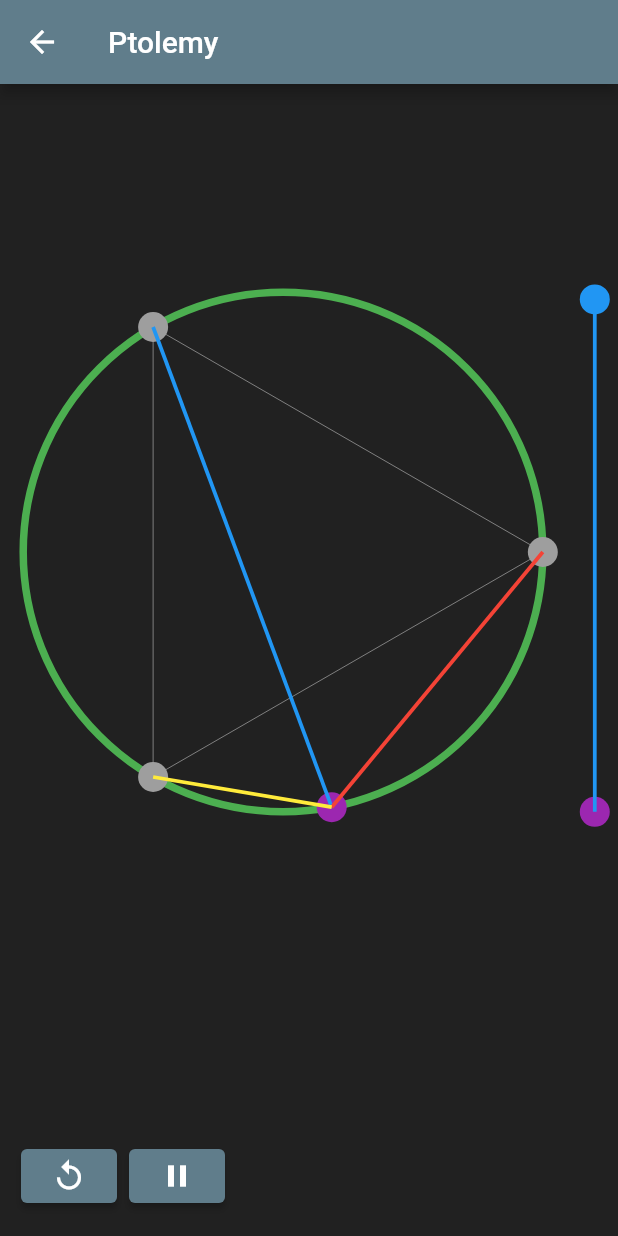
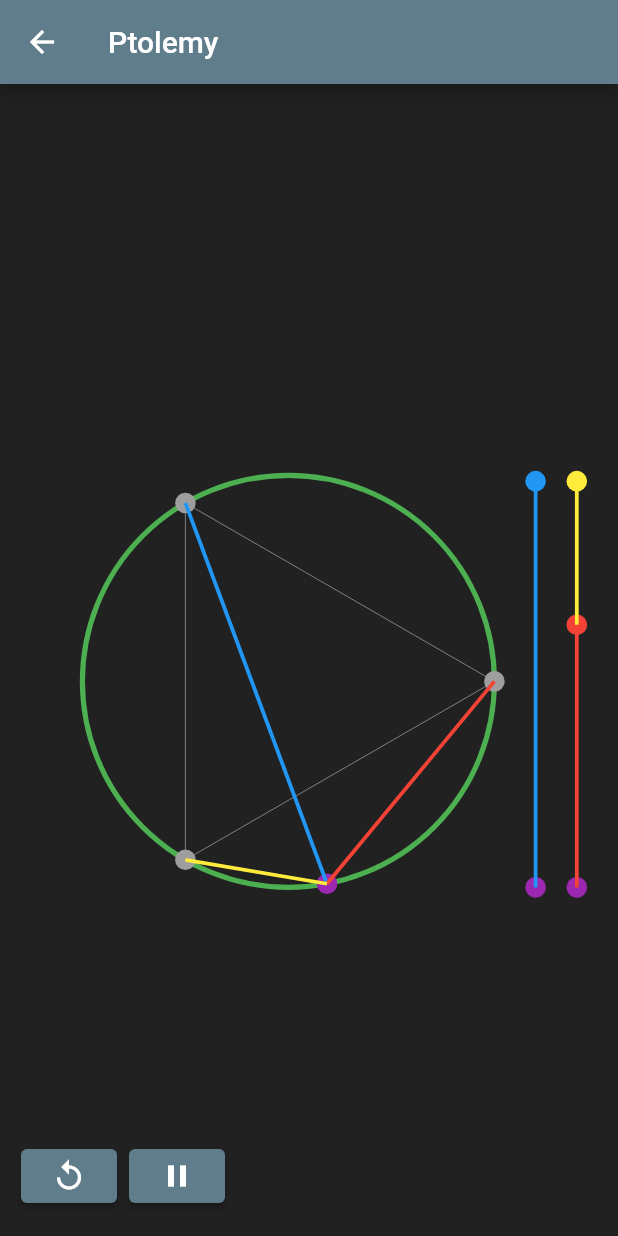
Before and after one commit to fullmers/flutter_animation_play, a Flutter app: the PtolemysTheorem screen opened directly, after a tap on the "play arrow" icon, on a phone screen of 412 x 824 dp. Run offline on Flutter 3.47's test engine with Material 2 defaults, Android fonts, the phone set to English and light mode, and no system bars.

Commit message:
tie dimensions to size of screen.

```diff
--- a/lib/ptolemy/ptolemy.dart
+++ b/lib/ptolemy/ptolemy.dart
@@ -16,33 +16,30 @@
 const period = 5;
 
 class _PtolemysTheoremState extends State<PtolemysTheorem> with SingleTickerProviderStateMixin {
-  final _triangleSide = 300.0;
-  final _dotRadius = 10.0;
-
-  late double _radius;
-  late FixedPointsForPtolemy _fixedPoints;
-  late AnimationController _controller;
-
-  bool isPlaying = false;
-
   static final _animation = Tween<double>(
     begin: 0,
     end: period * 1.0,
   );
 
+  late AnimationController _controller;
+  late double _radius;
+  late double _dotRadius;
+  late double _triangleSide;
+  late FixedPointsForPtolemy _fixedPoints;
+
+  bool _isPlaying = false;
+
   @override
   void initState() {
     super.initState();
-    _radius = _triangleSide / sqrt(3);
     _controller = AnimationController(
       vsync: this,
       duration: Duration(seconds: period),
     );
-    //AnimationController is actually an Animation<double> --
-    // it  generates a new value whenever the hardware is ready for a new frame.
 
     _animation.animate(_controller)
       ..addListener(() {
+        // without this , the animation runs but is not visible.
         setState(() {});
       });
   }
@@ -51,26 +48,16 @@
   void didChangeDependencies() {
     super.didChangeDependencies();
     // context is not available in initState, so these calcs must be done here
-    final center = Offset(
-      MediaQuery.of(context).size.width / 2 - _radius * .1,
-      MediaQuery.of(context).size.height / 2 - 100,
-    );
-
-    double theta = acos((_triangleSide / 2) / _radius);
-    double h = _radius * cos(pi / 2 - theta);
-    final pt1 = Offset(center.dx - h, center.dy - _triangleSide / 2);
-    final pt2 = Offset(center.dx + _radius, center.dy); //pt to right.
-    final pt3 = Offset(pt1.dx, pt1.dy + _triangleSide); //bottom left
-    final leftFixedDot = Offset(center.dx + _radius * 1.2, center.dy + _radius);
-    final rtFixedDot = Offset(center.dx + _radius * 1.4, center.dy + _radius);
-    _fixedPoints = FixedPointsForPtolemy(
-      center: center,
-      leftFixedPt: leftFixedDot,
-      rtFixedPt: rtFixedDot,
-      refTrianglePt1: pt1,
-      refTrianglePt2: pt2,
-      refTrianglePt3: pt3,
-    );
+    final width = MediaQuery.of(context).size.width;
+    final height = MediaQuery.of(context).size.height;
+    if (width < height) {
+      _radius = width / 3;
+    } else {
+      _radius = height / 3;
+    }
+    _triangleSide = _radius * sqrt(3);
+    _dotRadius = _radius / 20;
+    _fixedPoints = _calculateFixedPoints(width, height);
   }
 
   @override
@@ -88,7 +75,6 @@
       body: Container(
         child: CustomPaint(
           foregroundPainter: PtolemyPainter(
-            triangleSide: _triangleSide,
             radius: _radius,
             dotRadius: _dotRadius,
             progress: _controller.value,
@@ -117,7 +103,7 @@
               label: 'Play',
               child: ElevatedButton(
                 onPressed: _play,
-                child: isPlaying ? Icon(Icons.pause) : Icon(Icons.play_arrow),
+                child: _isPlaying ? Icon(Icons.pause) : Icon(Icons.play_arrow),
               ),
             )
           ],
@@ -128,12 +114,12 @@
 
   void _play() {
     setState(() {
-      if (isPlaying == false) {
+      if (_isPlaying == false) {
         _controller.repeat();
-        isPlaying = true;
+        _isPlaying = true;
       } else {
         _controller.stop();
-        isPlaying = false;
+        _isPlaying = false;
       }
     });
   }
@@ -143,4 +129,26 @@
       _controller.reset();
     });
   }
+
+  FixedPointsForPtolemy _calculateFixedPoints(double width, double height) {
+    final center = Offset(
+      width / 2 - _radius * .1,
+      height / 2 - _radius * .1,
+    );
+    double theta = acos((_triangleSide / 2) / _radius);
+    double h = _radius * cos(pi / 2 - theta);
+    final pt1 = Offset(center.dx - h, center.dy - _triangleSide / 2);
+    final pt2 = Offset(center.dx + _radius, center.dy); //pt to right.
+    final pt3 = Offset(pt1.dx, pt1.dy + _triangleSide); //bottom left
+    final leftFixedDot = Offset(center.dx + _radius * 1.2, center.dy + _radius);
+    final rtFixedDot = Offset(center.dx + _radius * 1.4, center.dy + _radius);
+    return FixedPointsForPtolemy(
+      center: center,
+      leftFixedPt: leftFixedDot,
+      rtFixedPt: rtFixedDot,
+      refTrianglePt1: pt1,
+      refTrianglePt2: pt2,
+      refTrianglePt3: pt3,
+    );
+  }
 }
--- a/lib/ptolemy/ptolemy_painter.dart
+++ b/lib/ptolemy/ptolemy_painter.dart
@@ -7,14 +7,12 @@
 
 class PtolemyPainter extends CustomPainter {
   PtolemyPainter({
-    required this.triangleSide,
     required this.radius,
     required this.dotRadius,
     required this.progress,
     required this.fixedPts,
   });
 
-  final double triangleSide;
   final double radius;
   final double dotRadius;
   final double progress;
@@ -71,7 +69,7 @@
   void _drawMovingLines({
     required Offset movingPt,
   }) {
-    //draw the reference fixed dots on the side
+    // draw the reference fixed dots on the side
     _paint.color = _refDotColor;
     _canvas?.drawCircle(fixedPts.leftFixedPt, dotRadius, _paint);
     _canvas?.drawCircle(fixedPts.rtFixedPt, dotRadius, _paint);
@@ -90,7 +88,7 @@
     _paint.color = chord3Color;
     _canvas?.drawLine(fixedPts.refTrianglePt3, movingPt, _paint);
 
-    //calculate the length of each line
+    // calculate the length of each line
     final chord1 = (movingPt - fixedPts.refTrianglePt1).distance;
     final chord2 = (movingPt - fixedPts.refTrianglePt2).distance;
     final chord3 = (movingPt - fixedPts.refTrianglePt3).distance;
```
